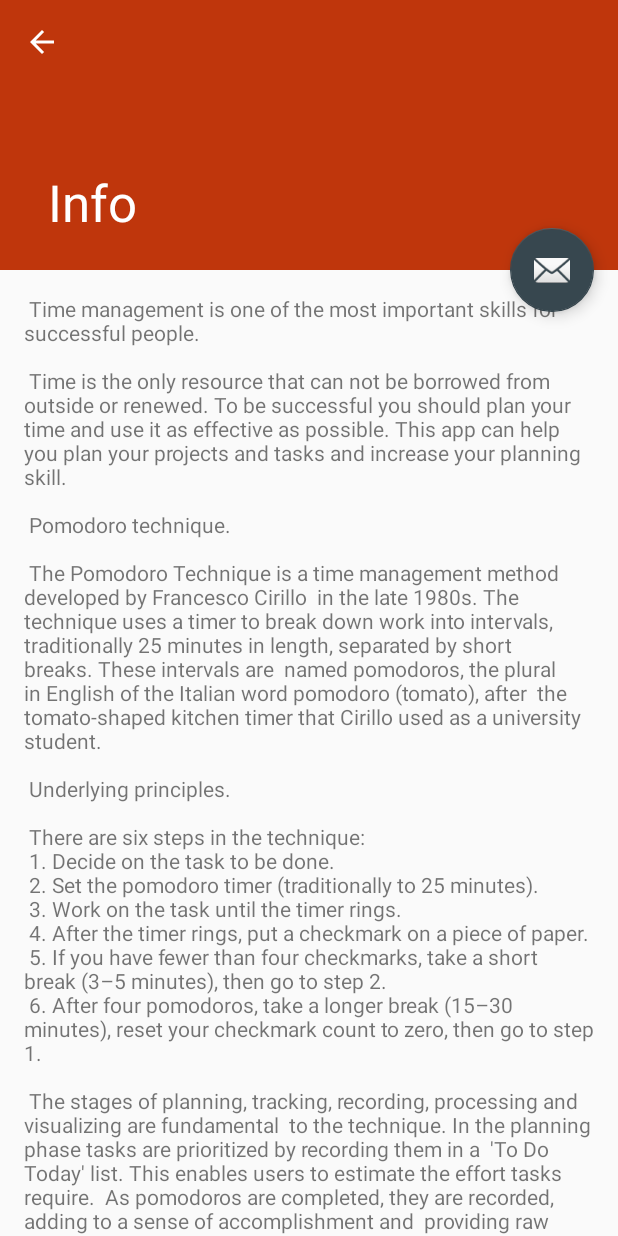
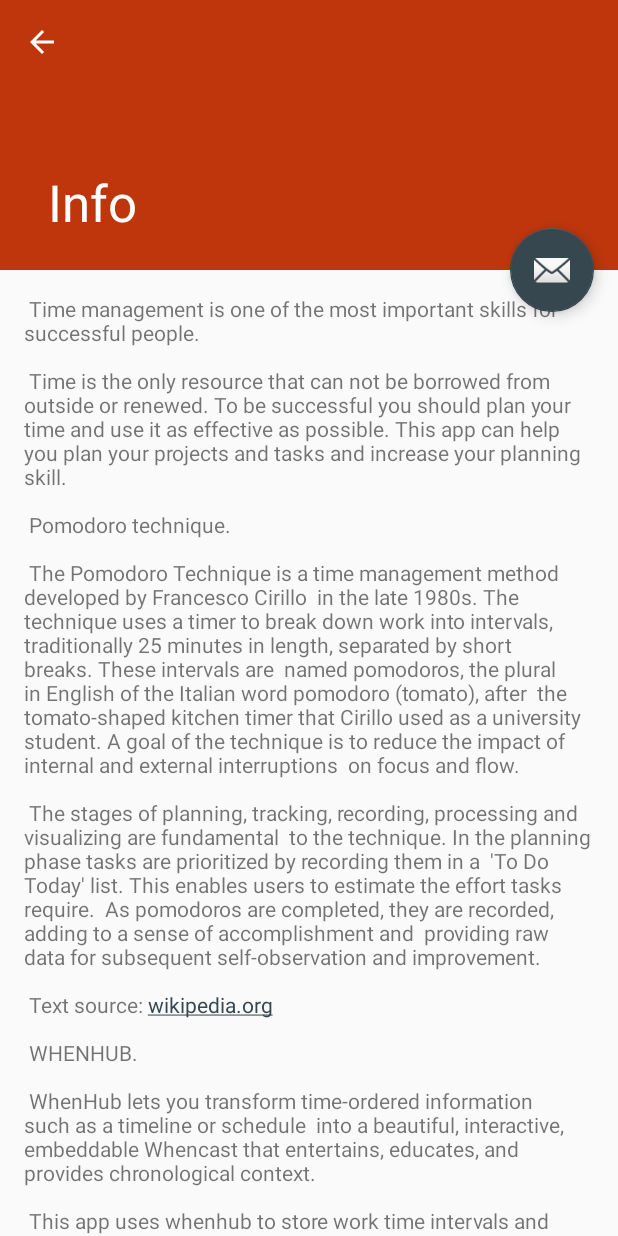
Before and after one commit to Yahhi/PlanChecker, an Android app: the screen it shows after launch (InfoActivity), in the options menu, after a tap on "Info", on a phone screen of 412 x 824 dp. Run offline under Robolectric (Android 15) with nearby library versions, the light colour scheme and no system bars; our stand-ins replace Volley; libraries missing offline, so code that uses them is left out: com.getbase.floatingactionbutton; 7 statements that could not run were skipped.

Commit message:
Minor changes... Logs commented. Ready to publish

```diff
--- a/app/src/main/java/ru/na_uglu/planchecker/DBHelper.java
+++ b/app/src/main/java/ru/na_uglu/planchecker/DBHelper.java
@@ -8,7 +8,7 @@ class DBHelper extends SQLiteOpenHelper {
     private static final String DATABASE_NAME = "projectChecker.db";
 
     DBHelper(Context context) {
-        super(context, DATABASE_NAME, null, 7);
+        super(context, DATABASE_NAME, null, 8);
     }
 
     @Override
@@ -40,14 +40,25 @@ class DBHelper extends SQLiteOpenHelper {
     }
 
     private void insertProjectData(SQLiteDatabase db) {
-        db.execSQL("INSERT INTO `projects` VALUES (1,'Cooking App','', 0);");
-        db.execSQL("INSERT INTO `projects` VALUES (2,'WhenHub App','', 0);");
+        db.execSQL("INSERT INTO `projects` VALUES (1,'Foreign language mastery','What to do to make my Spanish better', 0);");
+        db.execSQL("INSERT INTO `projects` VALUES (2,'Blogging','', 0);");
+        db.execSQL("INSERT INTO `projects` VALUES (3,'My app project','', 0);");
     }
 
     private void insertTasksData(SQLiteDatabase db) {
-        db.execSQL("INSERT INTO `tasks` VALUES (1,'Create recipes list',1,50,0,'', '',0, '');");
-        db.execSQL("INSERT INTO `tasks` VALUES (2,'Fill recipes list',1,100,0,'','',0, '');");
-        db.execSQL("INSERT INTO `tasks` VALUES (3,'Create landscape xmls',1,25,0,'','',0, '');");
+        db.execSQL("INSERT INTO `tasks` VALUES (1,'Read story in new book',1,300,0,'', '2017-01-05T12:00:00Z',0, '');");
+        db.execSQL("INSERT INTO `tasks` VALUES (2,'Look through grammar',1,60,0,'','2017-01-05T12:10:32Z',0, '');");
+        db.execSQL("INSERT INTO `tasks` VALUES (3,'Remember new words',1,120,0,'','2017-01-05T12:12:04Z',0, '');");
+
+        db.execSQL("INSERT INTO `tasks` VALUES (4,'Choose the most popular theme on Quora',2,30,0,'Need to write about interesting themes','2017-01-05T12:17:08Z',0, '');");
+        db.execSQL("INSERT INTO `tasks` VALUES (5,'Find and read 10 articles on the theme',2,120,0,'','2017-01-05T12:18:14Z',0, '');");
+        db.execSQL("INSERT INTO `tasks` VALUES (6,'Make a plan for my own article',2,60,0,'','2017-01-05T12:19:44Z',0, '');");
+
+        db.execSQL("INSERT INTO `tasks` VALUES (7,'Draw wireframes',3,90,0,'','2017-01-05T12:30:54Z',0, '');");
+        db.execSQL("INSERT INTO `tasks` VALUES (8,'Create database structure',3,120,0,'','2017-01-05T12:31:59Z',0, '');");
+        db.execSQL("INSERT INTO `tasks` VALUES (9,'Write DBHelper class',3,60,0,'','2017-01-05T12:32:44Z',0, '');");
+        db.execSQL("INSERT INTO `tasks` VALUES (10,'Write code for alarm broadcast receiver',3,120,0,'','2017-01-05T12:33:23Z',0, '');");
+        db.execSQL("INSERT INTO `tasks` VALUES (11,'Create activity for database edition',3,330,0,'','2017-01-05T12:34:07Z',0, '');");
     }
 
     @Override
--- a/app/src/main/java/ru/na_uglu/planchecker/LocalData.java
+++ b/app/src/main/java/ru/na_uglu/planchecker/LocalData.java
@@ -143,15 +143,12 @@ class LocalData {
             currentTimeCursor.close();
             ContentValues updatedTimeValues = new ContentValues();
             updatedTimeValues.put("real_time", curentTaskTime + time);
-            Log.i("TIME", "was " + curentTaskTime);
-            Log.i("TIME", "added " + time);
             db.update("tasks", updatedTimeValues, "id = ?", new String[]{Integer.toString(taskId)});
         }
     }
 
     private String getNowFormatted() {
         String currentDateTime = DateFormat.getDateTimeInstance().format(new Date());
-        Log.i("TIME", "at " + currentDateTime);
         return currentDateTime;
     }
 
--- a/app/src/main/java/ru/na_uglu/planchecker/MainActivity.java
+++ b/app/src/main/java/ru/na_uglu/planchecker/MainActivity.java
@@ -232,7 +232,7 @@ public class MainActivity extends AppCompatActivity {
                 String viewCode = preferences.getString("accuracyViewCode", "");
                 link = "https://studio.whenhub.com/schedules/" + scheduleId + "/planning-accuracy/?viewCode=" + viewCode;
             }
-            Log.i("VOLLEY", link);
+            //Log.i("VOLLEY", link);
             Intent browserIntent = new Intent(Intent.ACTION_VIEW, Uri.parse(link));
             startActivity(browserIntent);
         } else {
--- a/app/src/main/java/ru/na_uglu/planchecker/TimerActivity.java
+++ b/app/src/main/java/ru/na_uglu/planchecker/TimerActivity.java
@@ -43,6 +43,7 @@ public class TimerActivity extends AppCompatActivity implements OnFragmentTimeAd
         pomodoroMode = intent.getBooleanExtra("pomodoroMode", false);
         FragmentTransaction transaction = getSupportFragmentManager().beginTransaction();
         if (pomodoroMode) {
+            this.setTitle(R.string.title_activity_timer_pomodoro);
             PomodoroFragment fragment = new PomodoroFragment();
             timingFragment = fragment;
             transaction.add(R.id.place_for_timer, fragment);
--- a/app/src/main/res/values/strings.xml
+++ b/app/src/main/res/values/strings.xml
@@ -16,6 +16,7 @@
     <string name="pomodoro_start_button">Pomodoro start button</string>
     <string name="graph">Accuracy graph</string>
     <string name="title_activity_timer">Timer</string>
+    <string name="title_activity_timer_pomodoro">Pomodoro Timer</string>
     <string name="start_or_pause_chronometer_button">start or pause chronometer button</string>
     <string name="back_on_timer_activity_title">Do you want to stop timer?</string>
     <string name="back_on_timer_activity">The task is still in progress. Do you want to stop working on this task?</string>
@@ -69,17 +70,9 @@
         "in the late 1980s. The technique uses a timer to break down work into intervals, "
         "traditionally 25 minutes in length, separated by short breaks. These intervals are "
         "named pomodoros, the plural in English of the Italian word pomodoro (tomato), after "
-        "the tomato-shaped kitchen timer that Cirillo used as a university student.\n\n"
-
-        "Underlying principles.\n\n"
-
-        "There are six steps in the technique:\n"
-        "1. Decide on the task to be done.\n"
-        "2. Set the pomodoro timer (traditionally to 25 minutes).\n"
-        "3. Work on the task until the timer rings.\n"
-        "4. After the timer rings, put a checkmark on a piece of paper.\n"
-        "5. If you have fewer than four checkmarks, take a short break (3–5 minutes), then go to step 2.\n"
-        "6. After four pomodoros, take a longer break (15–30 minutes), reset your checkmark count to zero, then go to step 1.\n\n"
+        "the tomato-shaped kitchen timer that Cirillo used as a university student."
+        "A goal of the technique is to reduce the impact of internal and external interruptions "
+        "on focus and flow. \n\n"
 
         "The stages of planning, tracking, recording, processing and visualizing are fundamental "
         "to the technique. In the planning phase tasks are prioritized by recording them in a "
@@ -87,24 +80,22 @@
         "As pomodoros are completed, they are recorded, adding to a sense of accomplishment and "
         "providing raw data for subsequent self-observation and improvement.\n\n"
 
-        "For the purposes of the technique, a pomodoro is the interval of time spent working."
-        "After task completion, any time remaining in the pomodoro is devoted to overlearning. "
-        "Regular breaks are taken, aiding assimilation. A short (3–5 minutes) rest separates "
-        "consecutive pomodoros. Four pomodoros form a set. A longer (15–30 minute) rest is "
-        "taken between sets.\n\n"
+        "Text source: wikipedia.org\n\n"
 
-        "A goal of the technique is to reduce the impact of internal and external interruptions "
-        "on focus and flow. A pomodoro is indivisible. When interrupted during a pomodoro, "
-        "either the other activity must be recorded and postponed (inform – negotiate – "
-        "schedule – call back) or the pomodoro must be abandoned.\n\n"
+        "WHENHUB.\n\n"
 
-        "Text source: wikipedia.org\n\n"
+        "WhenHub lets you transform time-ordered information such as a timeline or schedule "
+        "into a beautiful, interactive, embeddable Whencast that entertains, educates, and provides chronological context. \n\n"
+        "This app uses whenhub to store work time intervals and planning accuracy rates."
+        "So you can view and share your working results in different ways such as social networks or between your own devices.\n\n"
+        "Visit <a href="https://www.whenhub.com/">whenhub.com</a> for more information.\n\n"
 
         "Used icons.\n\n"
 
         "Some icons used in app was designed by authors from www.flaticon.com.\n"
         "Special thanks to these authors: \n\n"
         "<a href="http://www.freepik.com" title="Freepik">Freepik</a> from <a href="http://www.flaticon.com" title="Flaticon">www.flaticon.com</a>,\n"
+        "<a href="http://www.flaticon.com/authors/simpleicon" title="SimpleIcon">SimpleIcon</a> from <a href="http://www.flaticon.com" title="Flaticon">www.flaticon.com</a>"
         "<a href="http://www.flaticon.com/authors/dave-gandy" title="Dave Gandy">Dave Gandy</a> from <a href="http://www.flaticon.com" title="Flaticon">www.flaticon.com</a>,\n"
         "<a href="http://www.flaticon.com/authors/madebyoliver" title="Madebyoliver">Madebyoliver</a> from <a href="http://www.flaticon.com" title="Flaticon">www.flaticon.com</a>.\n\n"
     </string>
```
Also changed, not shown: app/src/main/java/ru/na_uglu/planchecker/NetworkSync.java (+16 -16 lines), app/src/main/java/ru/na_uglu/planchecker/PomodoroFragment.java (+14 -14 lines).
